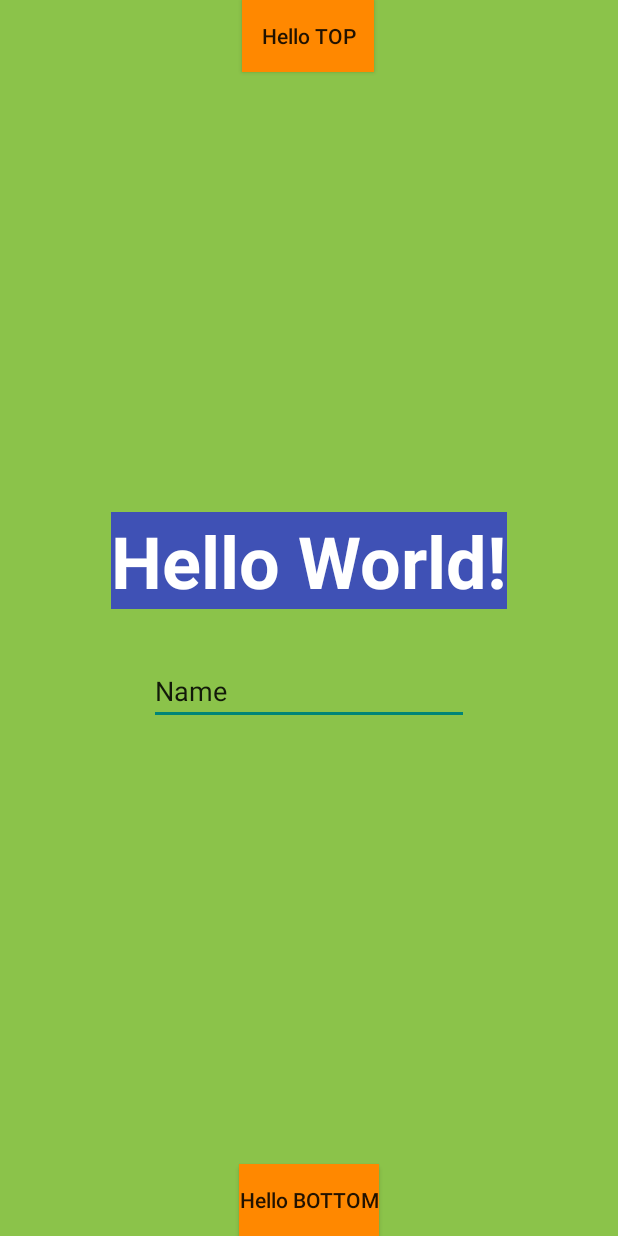
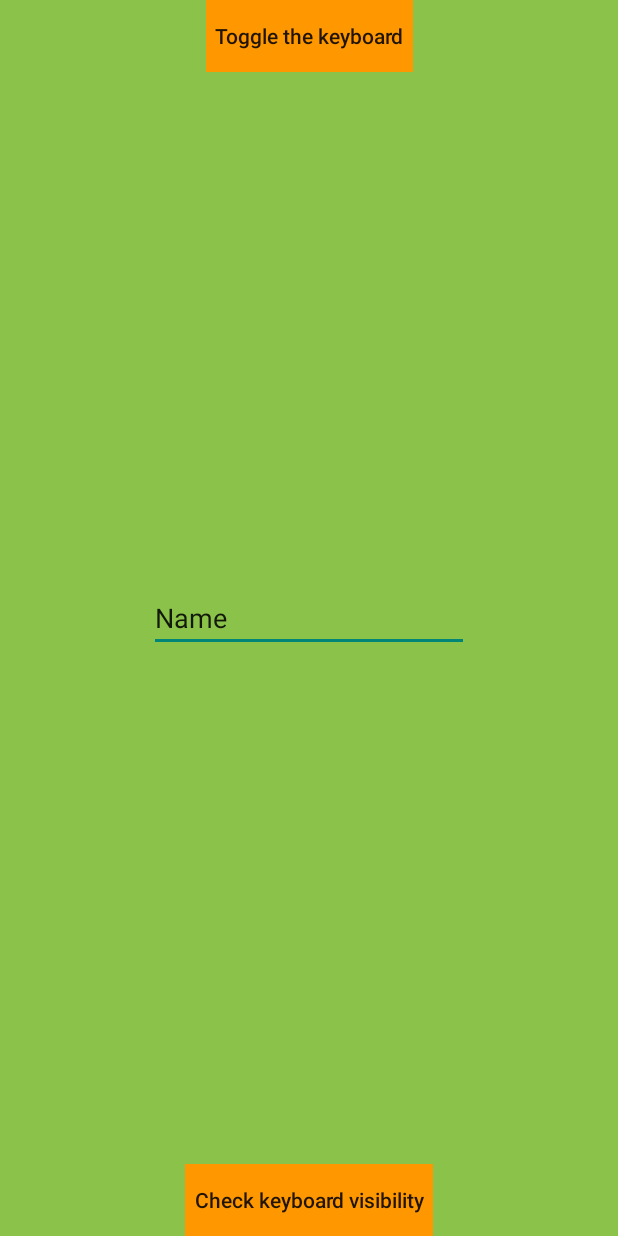
Before and after one commit to salomirc/WindowsIsetsTest, an Android app: the layout activity_main.xml on its own in the app's theme, with its tools: preview values and no code run, on a phone screen of 412 x 824 dp. Run offline under Robolectric (Android 15) with nearby library versions, the phone set to English and light mode, and no system bars.

Commit message:
Update with keyboard animations API

```diff
--- a/app/src/main/res/layout/activity_main.xml
+++ b/app/src/main/res/layout/activity_main.xml
@@ -8,11 +8,12 @@
     </data>
 
     <androidx.coordinatorlayout.widget.CoordinatorLayout
+        android:background="#8BC34A"
         android:fitsSystemWindows="true"
-        android:background="#8BC34A"
         android:id="@+id/coordinatorLayoutContainer"
+        android:layout_height="match_parent"
         android:layout_width="match_parent"
-        android:layout_height="match_parent">
+        >
 
         <androidx.constraintlayout.widget.ConstraintLayout
             android:id="@+id/constraintLayoutContainer"
@@ -21,57 +22,44 @@
             tools:context=".MainActivity"
             >
             <Button
-                android:background="@android:color/holo_orange_dark"
+                android:background="#FF9800"
                 android:id="@+id/topButton"
                 android:layout_height="wrap_content"
                 android:layout_width="wrap_content"
-                android:text="@string/hello_button_top"
-                app:layout_constraintEnd_toEndOf="parent"
-                app:layout_constraintHorizontal_bias="0.498"
-                app:layout_constraintStart_toStartOf="parent"
+                android:padding="6dp"
+                android:text="@string/toggle_keyboard"
+                app:layout_constraintBottom_toTopOf="@+id/editTextTextPersonName"
+                app:layout_constraintEnd_toEndOf="@+id/editTextTextPersonName"
+                app:layout_constraintStart_toStartOf="@+id/editTextTextPersonName"
                 app:layout_constraintTop_toTopOf="parent"
-                style="@style/Widget.AppCompat.Button"
+                app:layout_constraintVertical_chainStyle="spread_inside"
+                style="@style/Widget.AppCompat.Button.Borderless"
                 />
             <Button
-                android:background="@android:color/holo_orange_dark"
+                android:background="#FF9800"
                 android:id="@+id/bottomButton"
                 android:layout_height="wrap_content"
                 android:layout_width="wrap_content"
-                android:text="@string/hello_button_bottom"
+                android:padding="6dp"
+                android:text="@string/check_keyboard_visbility"
                 app:layout_constraintBottom_toBottomOf="parent"
                 app:layout_constraintEnd_toEndOf="parent"
+                app:layout_constraintHorizontal_bias="0.5"
                 app:layout_constraintStart_toStartOf="parent"
-                style="@style/Widget.AppCompat.Button"
+                app:layout_constraintTop_toBottomOf="@+id/editTextTextPersonName"
+                style="@style/Widget.AppCompat.Button.Borderless"
                 />
             <EditText
                 android:ems="10"
                 android:id="@+id/editTextTextPersonName"
                 android:inputType="textPersonName"
                 android:layout_height="wrap_content"
-                android:layout_marginTop="32dp"
                 android:layout_width="wrap_content"
                 android:text="Name"
                 app:layout_constraintBottom_toTopOf="@+id/bottomButton"
-                app:layout_constraintEnd_toEndOf="parent"
-                app:layout_constraintHorizontal_bias="0.5"
-                app:layout_constraintStart_toStartOf="parent"
-                app:layout_constraintTop_toBottomOf="@+id/textView2"
-                />
-            <TextView
-                android:background="#3F51B5"
-                android:id="@+id/textView2"
-                android:layout_height="wrap_content"
-                android:layout_width="wrap_content"
-                android:text="Hello World!"
-                android:textColor="#FFFFFF"
-                android:textSize="48sp"
-                android:textStyle="bold"
-                app:layout_constraintBottom_toTopOf="@+id/editTextTextPersonName"
-                app:layout_constraintEnd_toEndOf="@+id/editTextTextPersonName"
-                app:layout_constraintHorizontal_bias="0.5"
-                app:layout_constraintStart_toStartOf="@+id/editTextTextPersonName"
+                app:layout_constraintEnd_toEndOf="@+id/bottomButton"
+                app:layout_constraintStart_toStartOf="@+id/bottomButton"
                 app:layout_constraintTop_toBottomOf="@+id/topButton"
-                app:layout_constraintVertical_chainStyle="packed"
                 />
 
         </androidx.constraintlayout.widget.ConstraintLayout>
--- a/app/src/main/res/values/strings.xml
+++ b/app/src/main/res/values/strings.xml
@@ -1,5 +1,5 @@
 <resources>
     <string name="app_name">WindowsIsetsTest</string>
-    <string name="hello_button_top">Hello TOP</string>
-    <string name="hello_button_bottom">Hello BOTTOM</string>
+    <string name="toggle_keyboard">Toggle the keyboard</string>
+    <string name="check_keyboard_visbility">Check keyboard visibility</string>
 </resources>
```
Also changed, not shown: app/src/main/java/com/belsoft/windowsisetstest/Extensions.kt (+52 -9 lines), app/src/main/java/com/belsoft/windowsisetstest/MainActivity.kt (+29 -8 lines).
